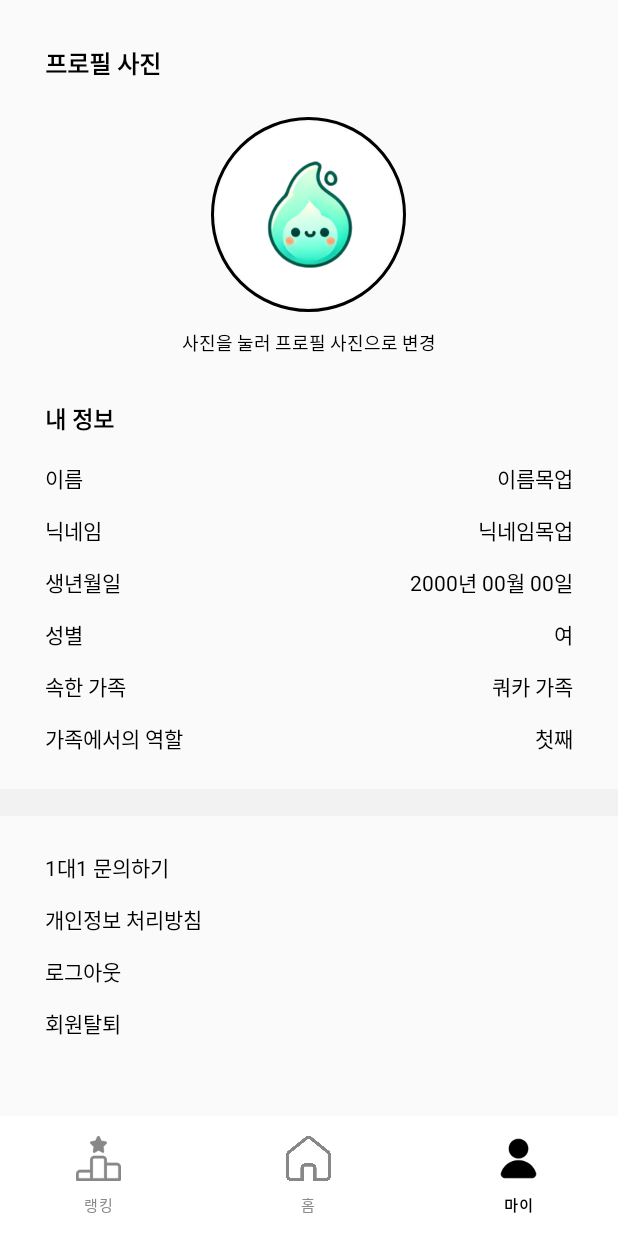
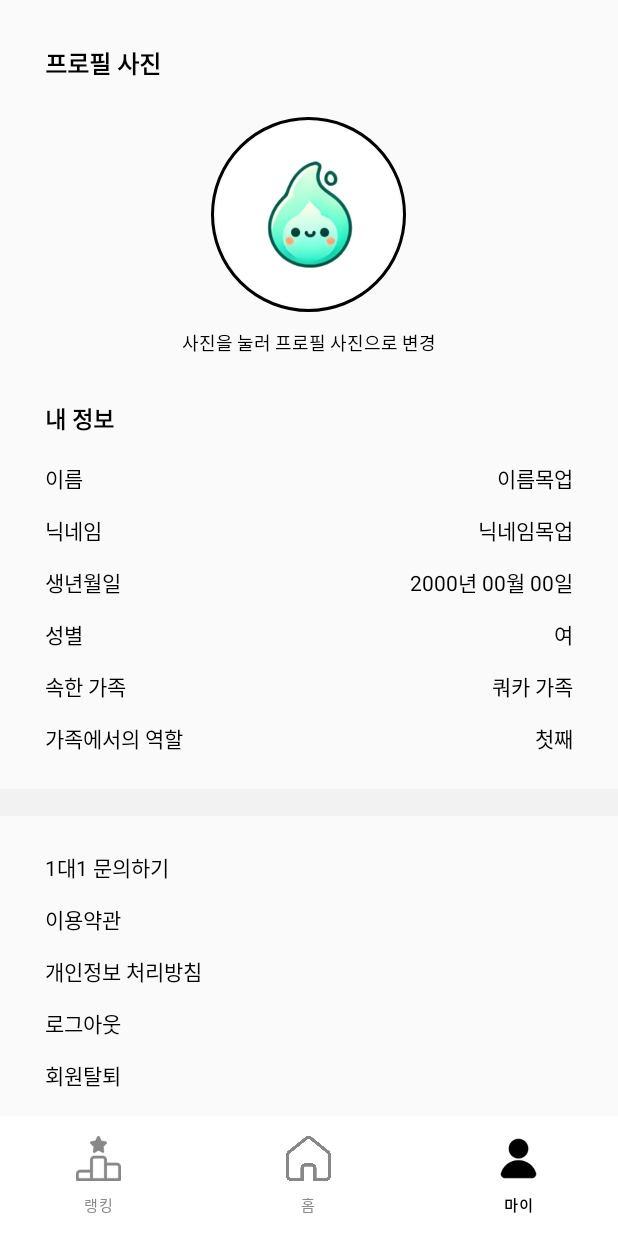
Before and after one commit to Devocean-TechWave/OLOL-android, an Android app built with Jetpack Compose: the screen it shows after launch (MainActivity), item 3 of the bottom bar chosen, on a phone screen of 412 x 824 dp. Run offline under Robolectric (Android 15) with nearby library versions, the phone set to English and light mode, and no system bars; our stand-ins replace CircleImageView; pictures from the network do not load.

Commit message:
[#6] feat: 1대1 문의하기, 이용약관 WebView 추가

```diff
--- a/app/src/main/AndroidManifest.xml
+++ b/app/src/main/AndroidManifest.xml
@@ -15,6 +15,9 @@
         android:supportsRtl="true"
         android:theme="@style/Theme.OLOL"
         tools:targetApi="31">
+        <activity
+            android:name=".presentation.ui.my.AskActivity"
+            android:exported="false" />
         <activity
             android:name=".presentation.ui.my.TosActivity"
             android:exported="false" />
--- a/app/src/main/java/com/project/olol/presentation/ui/my/MyFragment.kt
+++ b/app/src/main/java/com/project/olol/presentation/ui/my/MyFragment.kt
@@ -53,8 +53,14 @@ class MyFragment : Fragment() {
             checkPermissionAndPickImage()
         }
 
-        // '1대1 문의하기' 버튼 클릭 시 TosActivity로 이동
+        // '1대1 문의하기' 버튼 클릭 시 AskActivity로 이동
         binding.btnGoto1on1.setOnClickListener {
+            val intent = Intent(requireContext(), AskActivity::class.java)
+            startActivity(intent)
+        }
+
+        // '이용약관' 버튼 클릭 시 TosActivity로 이동
+        binding.btnGotoTos.setOnClickListener {
             val intent = Intent(requireContext(), TosActivity::class.java)
             startActivity(intent)
         }
--- a/app/src/main/res/layout/fragment_my.xml
+++ b/app/src/main/res/layout/fragment_my.xml
@@ -210,6 +210,14 @@
                 android:layout_width="wrap_content"
                 android:layout_height="wrap_content"
                 android:layout_marginTop="13dp"
+                android:text="이용약관"
+                android:textColor="@color/black"
+                android:textSize="14sp"/>
+            <TextView
+                android:id="@+id/btn_goto_privacy"
+                android:layout_width="wrap_content"
+                android:layout_height="wrap_content"
+                android:layout_marginTop="13dp"
                 android:text="개인정보 처리방침"
                 android:textColor="@color/black"
                 android:textSize="14sp"/>
```
Also changed, not shown: app/src/main/java/com/project/olol/presentation/ui/my/AskActivity.kt (added, +20 -0 lines), app/src/main/res/layout/activity_ask.xml (added, +14 -0 lines).
